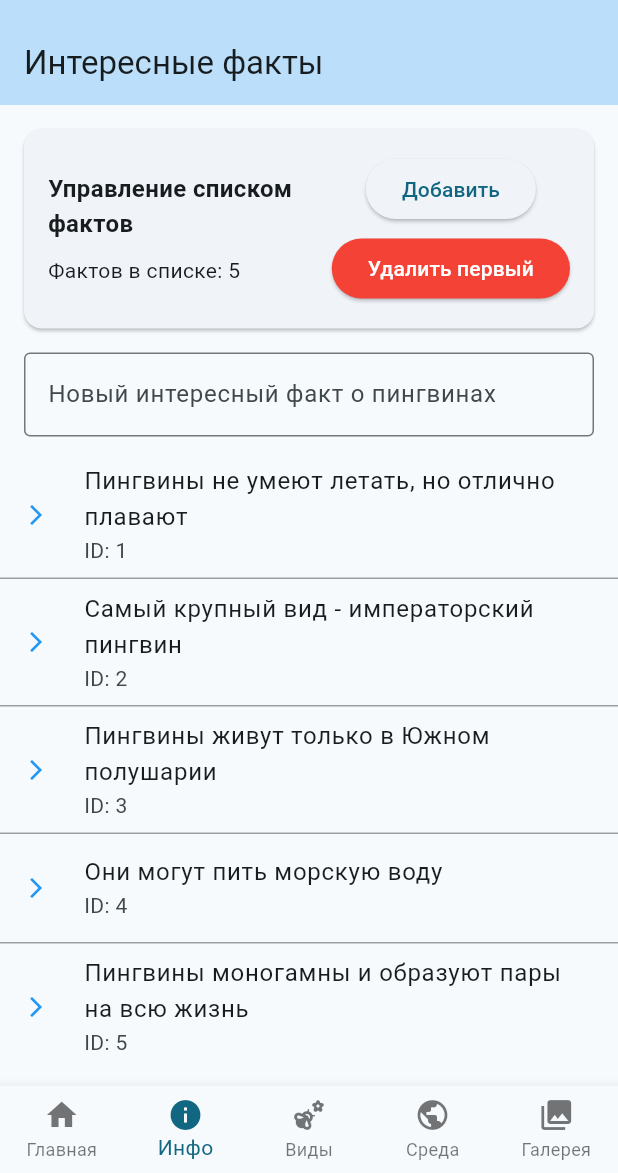
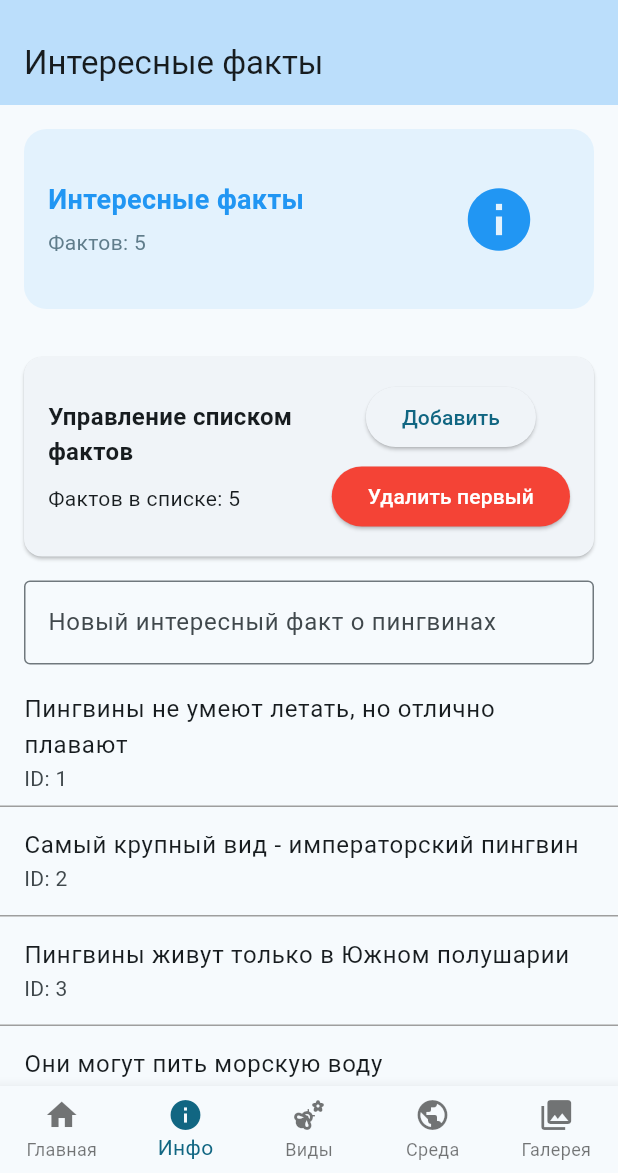
Before and after one commit to tezeku/rkmp, a Flutter app: the screen it shows after launch, item 2 of the bottom bar chosen, on a phone screen of 412 x 824 dp, the part 63-1236 px from its top. Run offline on Flutter 3.47's test engine with Material 3 defaults, Android fonts, the phone set to English and light mode, and no system bars; drawn by our look-alikes of cached_network_image; network calls fail.

Commit message:
Реализация Widget-а CachedNetworkImage в файле info_screen.dart.

```diff
--- a/lib/screens/info_screen.dart
+++ b/lib/screens/info_screen.dart
@@ -1,4 +1,5 @@
 import 'package:flutter/material.dart';
+import 'package:cached_network_image/cached_network_image.dart';
 
 class InfoScreen extends StatefulWidget {
   const InfoScreen({super.key});
@@ -51,6 +52,61 @@ class _InfoScreenState extends State<InfoScreen> {
       ),
       body: Column(
         children: [
+          Container(
+            height: 120,
+            margin: const EdgeInsets.all(16),
+            decoration: BoxDecoration(
+              borderRadius: BorderRadius.circular(15),
+              color: Colors.blue[50],
+            ),
+            child: Row(
+              children: [
+                Expanded(
+                  flex: 2,
+                  child: Padding(
+                    padding: const EdgeInsets.all(16.0),
+                    child: Column(
+                      crossAxisAlignment: CrossAxisAlignment.start,
+                      mainAxisAlignment: MainAxisAlignment.center,
+                      children: [
+                        const Text(
+                          'Интересные факты',
+                          style: TextStyle(
+                            fontSize: 18,
+                            fontWeight: FontWeight.bold,
+                            color: Colors.blue,
+                          ),
+                        ),
+                        const SizedBox(height: 5),
+                        Text(
+                          'Фактов: ${_facts.length}',
+                          style: const TextStyle(color: Colors.blueGrey),
+                        ),
+                      ],
+                    ),
+                  ),
+                ),
+                Expanded(
+                  flex: 1,
+                  child: Padding(
+                    padding: const EdgeInsets.all(8.0),
+                    child: CachedNetworkImage(
+                      imageUrl: 'https://static.tildacdn.com/087d880f-60c7-4756-8c80-f81d0392701f/idea01.png',
+                      fit: BoxFit.contain,
+                      progressIndicatorBuilder: (context, url, progress) =>
+                          Center(child: CircularProgressIndicator(value: progress.progress)),
+                      errorWidget: (context, url, error) => const Icon(
+                        Icons.info,
+                        size: 50,
+                        color: Colors.blue,
+                      ),
+                    ),
+                  ),
+                ),
+              ],
+            ),
+          ),
+
           Card(
             margin: const EdgeInsets.all(16),
             child: Padding(
@@ -119,8 +175,6 @@ class _InfoScreenState extends State<InfoScreen> {
                 return KeyedSubtree(
                   key: ValueKey(fact['id']),
                   child: ListTile(
-                    leading: const Icon(Icons.arrow_forward_ios,
-                        size: 16, color: Colors.blue),
                     title: Text(fact['text']!),
                     subtitle: Text('ID: ${fact['id']}'),
                   ),
```
